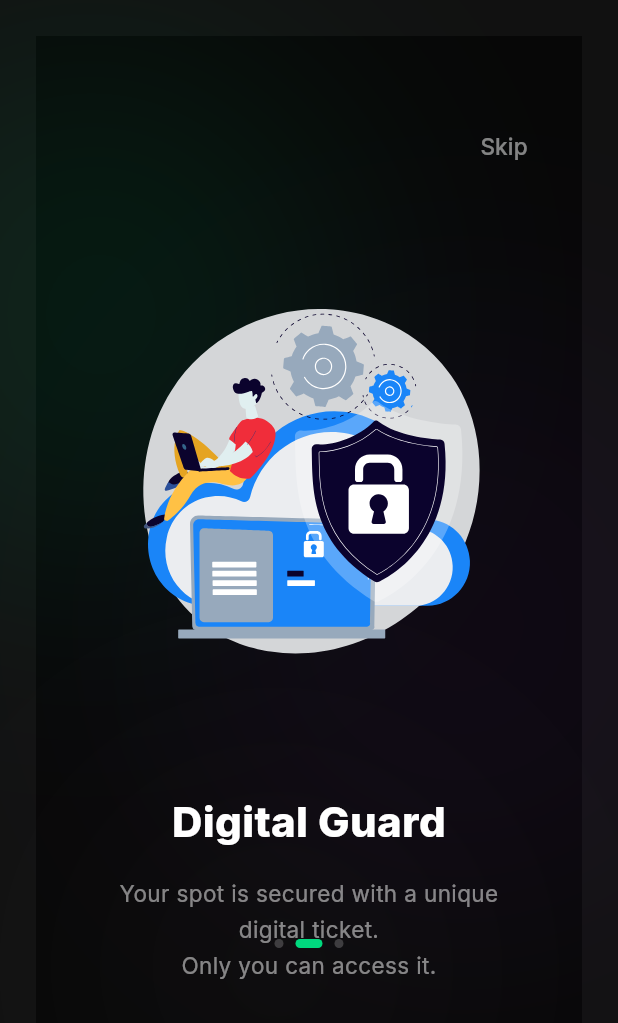
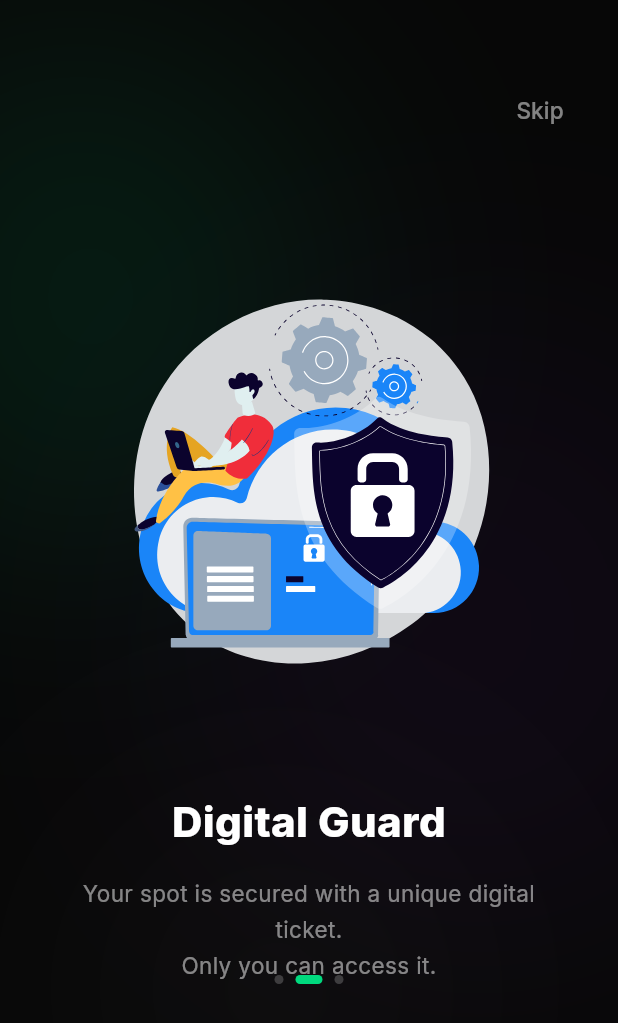
Before and after one commit to Mohamed530-s/rakna_app, a Flutter app: the screen it shows after launch, swiped to page 2, on a phone screen of 412 x 824 dp. Shown: the top 1023 px of the screen. Run offline on Flutter 3.47's test engine with Material 3 defaults, Android fonts, the phone set to English and light mode, and no system bars; drawn by our look-alikes of smooth_page_indicator; our stand-ins replace animate_do, cached_network_image, cloud_firestore, equatable, firebase_auth, firebase_core and 12 more; missing offline and left inert: mobile_scanner; accounts and stored records are empty.

Commit message:
UI: remove device frame and clean up main.dart

```diff
--- a/lib/main.dart
+++ b/lib/main.dart
@@ -1,4 +1,3 @@
-import 'package:device_frame/device_frame.dart';
 import 'package:firebase_core/firebase_core.dart';
 import 'package:flutter/material.dart';
 import 'package:flutter/services.dart';
@@ -17,8 +16,6 @@ import 'package:rakna_app/presentation/pages/guard_home_screen.dart';
 import 'package:rakna_app/presentation/pages/home_screen.dart';
 import 'package:rakna_app/presentation/pages/login_screen.dart';
 import 'package:rakna_app/presentation/pages/onboarding_screen.dart';
-
-const bool _kShowDeviceFrame = true;
 
 void main() async {
   WidgetsFlutterBinding.ensureInitialized();
@@ -49,38 +46,13 @@ class RaknaApp extends StatelessWidget {
       ],
       child: BlocBuilder<ThemeCubit, ThemeMode>(
         builder: (context, themeMode) {
-          final app = MaterialApp(
+          return MaterialApp(
             title: 'Rakna',
             debugShowCheckedModeBanner: false,
             theme: AppTheme.lightTheme,
             darkTheme: AppTheme.darkTheme,
             themeMode: themeMode,
             home: const _AuthGate(),
-          );
-
-          if (!_kShowDeviceFrame) return app;
-
-          return MaterialApp(
-            debugShowCheckedModeBanner: false,
-            theme: ThemeData.dark().copyWith(
-              scaffoldBackgroundColor: const Color(0xFF111111),
-            ),
-            home: Scaffold(
-              backgroundColor: const Color(0xFF111111),
-              body: SafeArea(
-                child: Center(
-                  child: Padding(
-                    padding: const EdgeInsets.all(24.0),
-                    child: DeviceFrame(
-                      device: Devices.ios.iPhone13ProMax,
-                      isFrameVisible: true,
-                      orientation: Orientation.portrait,
-                      screen: app,
-                    ),
-                  ),
-                ),
-              ),
-            ),
           );
         },
       ),
@@ -141,6 +113,7 @@ class _AuthGateState extends State<_AuthGate> {
         if (!_onboardingComplete!) {
           return const OnboardingScreen();
         }
+
         return const LoginScreen();
       },
     );
```
